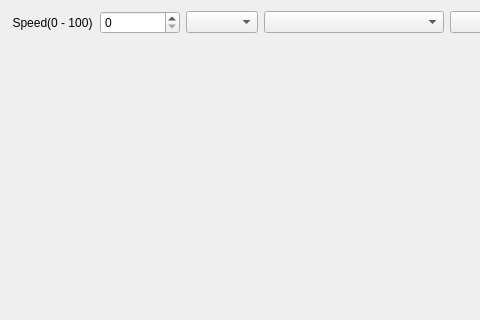
This is sorting-algorithm-visualization/mainwindow.ui in keiorkt/Sorting-Algorithm-Visualization as Qt 5 draws it before an edit; both pictures show x 0 to 480 and y 0 to 320 of the 725 by 700 pixel window. The edited form follows.
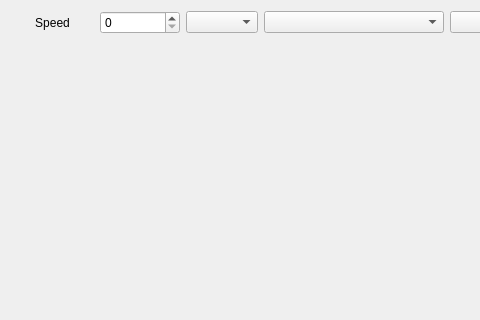
This is the edited form.

Patch:
```diff
--- a/sorting-algorithm-visualization/mainwindow.ui
+++ b/sorting-algorithm-visualization/mainwindow.ui
@@ -116,7 +116,7 @@
       <item row="0" column="0">
        <widget class="QLabel" name="label">
         <property name="text">
-         <string>Speed(0 - 100)</string>
+         <string>Speed</string>
         </property>
         <property name="alignment">
          <set>Qt::AlignCenter</set>
```
Left out of the diff: 16 changed lines with no effect on the pictures.
